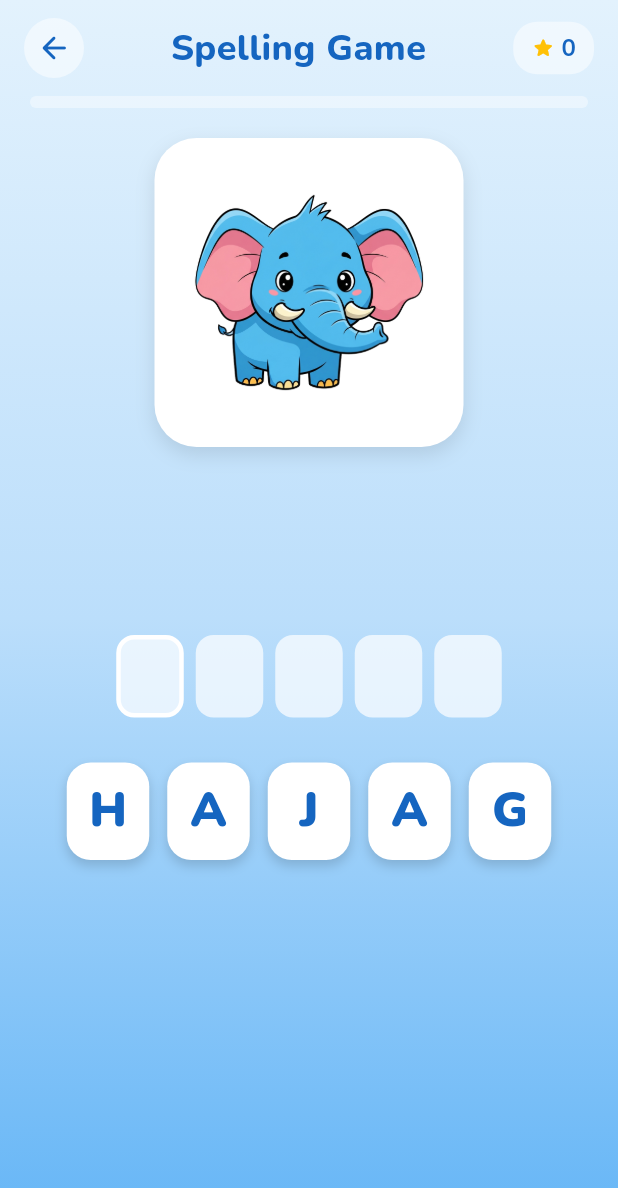
After one commit to Kmasetya/SistemMultimedia, a Flutter app: the SpellingScreen screen opened directly, on a phone screen of 412 x 824 dp. The commit adds this screen. Shown: the top 1188 px of the screen. Run offline on Flutter 3.47's test engine with Material 3 defaults, Android fonts, the phone set to English and light mode, and no system bars; drawn by our look-alikes of flutter_animate; our stand-ins replace audioplayers, google_fonts.

Commit message:
tamabah game mengeja

```diff
--- /dev/null
+++ b/lib/screens/spelling_screen.dart
@@ -0,0 +1,361 @@
+import 'dart:async';
+import 'package:flutter/foundation.dart';
+import 'package:flutter/material.dart';
+import 'package:google_fonts/google_fonts.dart';
+import 'package:audioplayers/audioplayers.dart';
+import 'package:flutter_animate/flutter_animate.dart';
+import '../constants/app_colors.dart';
+import '../models/animal.dart';
+
+class SpellingScreen extends StatefulWidget {
+  const SpellingScreen({super.key});
+
+  @override
+  State<SpellingScreen> createState() => _SpellingScreenState();
+}
+
+class _SpellingScreenState extends State<SpellingScreen> {
+  static const int total = 8;
+  late Animal currentAnimal;
+  late String wordToSpell;
+  late List<String> shuffledLetters;
+  late List<bool> letterUsed;
+  late List<String?> guessedLetters;
+
+  int qNum = 0;
+  int score = 0;
+  int currentIndex = 0;
+  bool isFinished = false;
+
+  final AudioPlayer _audioPlayer = AudioPlayer();
+
+  @override
+  void initState() {
+    super.initState();
+    _startRound();
+  }
+
+  void _startRound() {
+    // Pilih hewan acak
+    final shuffled = List<Animal>.from(allAnimals)..shuffle();
+    currentAnimal = shuffled[0];
+
+    // Siapkan kata (dalam bahasa Indonesia, huruf kapital semua)
+    wordToSpell = currentAnimal.nameId.toUpperCase();
+
+    // Buat huruf acak untuk ditebak
+    shuffledLetters = wordToSpell.split('')..shuffle();
+
+    // Hindari huruf acak yang kebetulan urutannya sama persis dengan aslinya jika memungkinkan
+    if (shuffledLetters.join() == wordToSpell && wordToSpell.length > 1) {
+      shuffledLetters.shuffle();
+    }
+
+    letterUsed = List.filled(shuffledLetters.length, false);
+    guessedLetters = List.filled(wordToSpell.length, null);
+    currentIndex = 0;
+  }
+
+  // Fungsi untuk memutar suara per huruf (misal: a.mp3, b.mp3)
+  void _playLetterSound(String letter) async {
+    final letterLower = letter.toLowerCase();
+    // Path ke file audio huruf (folder letters belum ada, tapi disiapkan kodenya)
+    final path = 'audio/letters/$letterLower.mp3';
+
+    try {
+      final source = kIsWeb ? UrlSource('assets/$path') : AssetSource(path);
+      await _audioPlayer.stop(); // hentikan suara sebelumnya
+      await _audioPlayer.play(source);
+    } catch (e) {
+      // Abaikan error jika file tidak ditemukan (karena user belum merekam audionya)
+      debugPrint("Audio untuk huruf $letter belum tersedia.");
+    }
+  }
+
+  void _playAnimalSound() async {
+    final path = currentAnimal.audioPath;
+    try {
+      final source = kIsWeb ? UrlSource('assets/$path') : AssetSource(path);
+      await _audioPlayer.stop();
+      await _audioPlayer.play(source);
+    } catch (e) {
+      debugPrint("Gagal memutar suara hewan.");
+    }
+  }
+
+  void _handleLetterTap(int index) {
+    if (letterUsed[index] || currentIndex >= wordToSpell.length) return;
+
+    final tappedLetter = shuffledLetters[index];
+    final expectedLetter = wordToSpell[currentIndex];
+
+    if (tappedLetter == expectedLetter) {
+      // Benar!
+      _playLetterSound(tappedLetter);
+
+      setState(() {
+        letterUsed[index] = true;
+        guessedLetters[currentIndex] = tappedLetter;
+        currentIndex++;
+      });
+
+      // Cek apakah kata sudah selesai
+      if (currentIndex == wordToSpell.length) {
+        score++;
+        _playAnimalSound();
+
+        Timer(const Duration(milliseconds: 2000), () {
+          if (!mounted) return;
+          if (qNum + 1 >= total) {
+            setState(() => isFinished = true);
+          } else {
+            setState(() {
+              qNum++;
+              _startRound();
+            });
+          }
+        });
+      }
+    } else {
+      // Salah ketuk, getarkan layar atau tidak lakukan apa-apa
+      // Bisa tambahkan efek suara "tetot" nanti
+    }
+  }
+
+  void _restart() {
+    setState(() {
+      qNum = 0;
+      score = 0;
+      isFinished = false;
+      _startRound();
+    });
+  }
+
+  @override
+  void dispose() {
+    _audioPlayer.dispose();
+    super.dispose();
+  }
+
+  @override
+  Widget build(BuildContext context) {
+    final size = MediaQuery.of(context).size;
+    final stars = score >= 6 ? 3 : score >= 4 ? 2 : score >= 2 ? 1 : 0;
+
+    return Scaffold(
+      body: Container(
+        decoration: const BoxDecoration(
+          gradient: LinearGradient(
+            begin: Alignment.topCenter,
+            end: Alignment.bottomCenter,
+            colors: [Color(0xFFE3F2FD), Color(0xFFBBDEFB), Color(0xFF64B5F6)],
+          ),
+        ),
+        child: SafeArea(
+          child: Stack(
+            children: [
+              Column(
+                children: [
+                  // HEADER
+                  Padding(
+                    padding: const EdgeInsets.fromLTRB(16, 12, 16, 8),
+                    child: Row(
+                      children: [
+                        _CircleBtn(onTap: () => Navigator.pop(context)),
+                        Expanded(
+                          child: Text('Spelling Game', textAlign: TextAlign.center,
+                            style: GoogleFonts.nunito(fontSize: 24, fontWeight: FontWeight.w800, color: const Color(0xFF1565C0))),
+                        ),
+                        Container(
+                          padding: const EdgeInsets.symmetric(horizontal: 12, vertical: 6),
+                          decoration: BoxDecoration(color: Colors.white.withOpacity(0.5), borderRadius: BorderRadius.circular(16)),
+                          child: Row(children: [
+                            const Icon(Icons.star_rounded, color: Colors.amber, size: 16),
+                            const SizedBox(width: 4),
+                            Text('$score', style: GoogleFonts.nunito(fontWeight: FontWeight.w700, color: const Color(0xFF1565C0), fontSize: 16)),
+                          ]),
+                        ),
+                      ],
+                    ),
+                  ),
+
+                  // PROGRESS BAR
+                  Padding(
+                    padding: const EdgeInsets.symmetric(horizontal: 20, vertical: 4),
+                    child: ClipRRect(
+                      borderRadius: BorderRadius.circular(4),
+                      child: LinearProgressIndicator(
+                        value: qNum / total,
+                        backgroundColor: Colors.white.withOpacity(0.4),
+                        valueColor: const AlwaysStoppedAnimation(Color(0xFF1976D2)),
+                        minHeight: 8,
+                      ),
+                    ),
+                  ),
+
+                  // GAMBAR HEWAN
+                  const SizedBox(height: 16),
+                  Container(
+                    width: size.width * 0.5,
+                    height: size.width * 0.5,
+                    decoration: BoxDecoration(
+                      color: Colors.white,
+                      borderRadius: BorderRadius.circular(28),
+                      boxShadow: [BoxShadow(color: Colors.black.withOpacity(0.1), blurRadius: 10, offset: const Offset(0, 5))],
+                    ),
+                    padding: const EdgeInsets.all(16),
+                    child: Image.asset(currentAnimal.imagePath, fit: BoxFit.contain)
+                      .animate(key: ValueKey(currentAnimal.id)).scale(duration: 400.ms, curve: Curves.easeOutBack),
+                  ),
+
+                  const Spacer(),
+
+                  // SLOT KOSONG UNTUK KATA
+                  Wrap(
+                    spacing: 8,
+                    runSpacing: 8,
+                    alignment: WrapAlignment.center,
+                    children: List.generate(wordToSpell.length, (index) {
+                      final letter = guessedLetters[index];
+                      final isCurrent = index == currentIndex;
+
+                      return Container(
+                        width: 45,
+                        height: 55,
+                        alignment: Alignment.center,
+                        decoration: BoxDecoration(
+                          color: letter != null ? AppColors.green : Colors.white.withOpacity(0.7),
+                          borderRadius: BorderRadius.circular(12),
+                          border: isCurrent ? Border.all(color: Colors.white, width: 3) : null,
+                          boxShadow: letter != null
+                              ? [BoxShadow(color: Colors.black.withOpacity(0.1), blurRadius: 4, offset: const Offset(0, 2))]
+                              : null,
+                        ),
+                        child: Text(
+                          letter ?? '',
+                          style: GoogleFonts.nunito(fontSize: 28, fontWeight: FontWeight.w900, color: Colors.white),
+                        ).animate(target: letter != null ? 1 : 0).scale(curve: Curves.elasticOut),
+                      );
+                    }),
+                  ),
+
+                  const SizedBox(height: 30),
+
+                  // TOMBOL HURUF ACAK
+                  Padding(
+                    padding: const EdgeInsets.symmetric(horizontal: 20),
+                    child: Wrap(
+                      spacing: 12,
+                      runSpacing: 12,
+                      alignment: WrapAlignment.center,
+                      children: List.generate(shuffledLetters.length, (index) {
+                        final letter = shuffledLetters[index];
+                        final used = letterUsed[index];
+
+                        return GestureDetector(
+                          onTap: () => _handleLetterTap(index),
+                          child: AnimatedOpacity(
+                            duration: const Duration(milliseconds: 300),
+                            opacity: used ? 0.0 : 1.0,
+                            child: Container(
+                              width: 55,
+                              height: 65,
+                              alignment: Alignment.center,
+                              decoration: BoxDecoration(
+                                color: Colors.white,
+                                borderRadius: BorderRadius.circular(16),
+                                boxShadow: [BoxShadow(color: Colors.black.withOpacity(0.15), blurRadius: 6, offset: const Offset(0, 4))],
+                              ),
+                              child: Text(
+                                letter,
+                                style: GoogleFonts.nunito(fontSize: 32, fontWeight: FontWeight.w900, color: const Color(0xFF1565C0)),
+                              ),
+                            ),
+                          ),
+                        );
+                      }),
+                    ),
+                  ),
+
+                  const Spacer(flex: 2),
+                ],
+              ),
+
+              // OVERLAY SELESAI
+              if (isFinished)
+                Container(
+                  color: Colors.black54,
+                  child: Center(
+                    child: Container(
+                      margin: const EdgeInsets.all(32),
+                      padding: const EdgeInsets.all(32),
+                      decoration: BoxDecoration(color: Colors.white, borderRadius: BorderRadius.circular(28)),
+                      child: Column(
+                        mainAxisSize: MainAxisSize.min,
+                        children: [
+                          Text('${'⭐' * stars}${'☆' * (3 - stars)}', style: const TextStyle(fontSize: 40)),
+                          const SizedBox(height: 8),
+                          Text(
+                            score >= 6 ? 'Ejaan Sempurna!' : score >= 4 ? 'Bagus Sekali!' : 'Terus Berlatih!',
+                            textAlign: TextAlign.center,
+                            style: GoogleFonts.nunito(fontSize: 26, fontWeight: FontWeight.w900, color: const Color(0xFF1565C0)),
+                          ),
+                          const SizedBox(height: 4),
+                          Text('$score / $total Benar', style: GoogleFonts.nunito(fontSize: 18, color: Colors.grey[700])),
+                          const SizedBox(height: 24),
+                          _FullBtn(label: 'Main Lagi', color: const Color(0xFF1565C0), onTap: _restart),
+                          TextButton(
+                            onPressed: () => Navigator.pop(context),
+                            child: Text('Kembali ke Menu', style: GoogleFonts.nunito(color: Colors.grey[600], fontSize: 16, fontWeight: FontWeight.w700)),
+                          ),
+                        ],
+                      ),
+                    ).animate().scale(curve: Curves.elasticOut, duration: 600.ms),
+                  ),
+                ),
+            ],
+          ),
+        ),
+      ),
+    );
+  }
+}
+
+class _CircleBtn extends StatelessWidget {
+  final VoidCallback onTap;
+  const _CircleBtn({required this.onTap});
+
+  @override
+  Widget build(BuildContext context) {
+    return GestureDetector(
+      onTap: onTap,
+      child: Container(
+        width: 40, height: 40,
+        decoration: BoxDecoration(color: Colors.white.withOpacity(0.5), shape: BoxShape.circle),
+        child: const Icon(Icons.arrow_back_rounded, color: Color(0xFF1565C0), size: 24),
+      ),
+    );
+  }
+}
+
+class _FullBtn extends StatelessWidget {
+  final String label;
+  final Color color;
+  final VoidCallback onTap;
+  const _FullBtn({required this.label, required this.color, required this.onTap});
+
+  @override
+  Widget build(BuildContext context) {
+    return GestureDetector(
+      onTap: onTap,
+      child: Container(
+        width: double.infinity,
+        padding: const EdgeInsets.symmetric(vertical: 14),
+        margin: const EdgeInsets.only(bottom: 8),
+        decoration: BoxDecoration(color: color, borderRadius: BorderRadius.circular(30)),
+        child: Text(label, textAlign: TextAlign.center,
+          style: GoogleFonts.nunito(color: Colors.white, fontWeight: FontWeight.w800, fontSize: 18)),
+      ),
+    );
+  }
+}
```
Also changed, not shown: lib/screens/games_screen.dart (+9 -0 lines).
